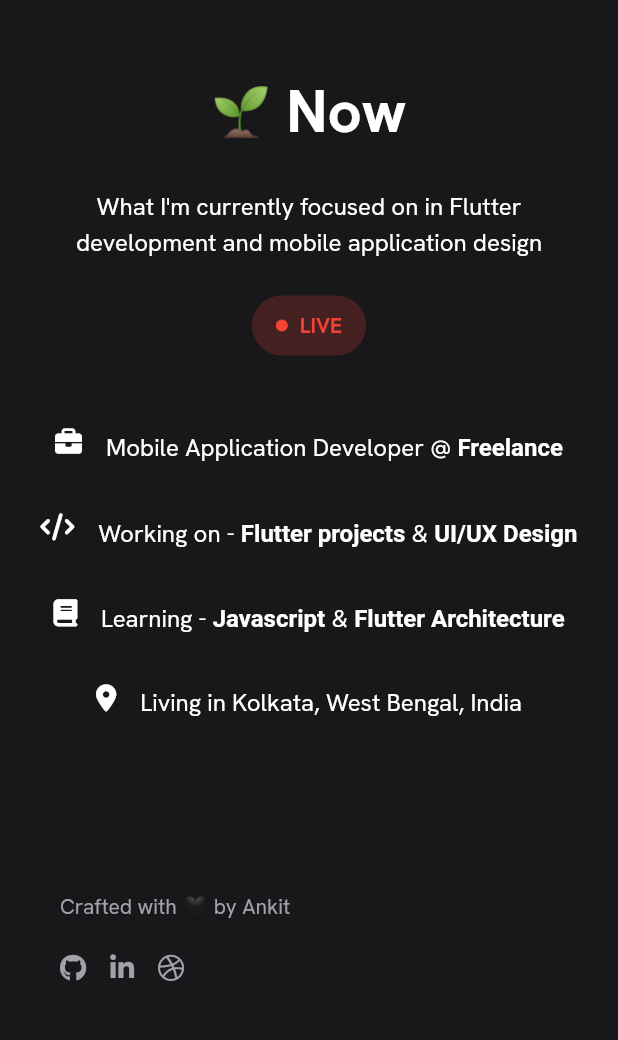
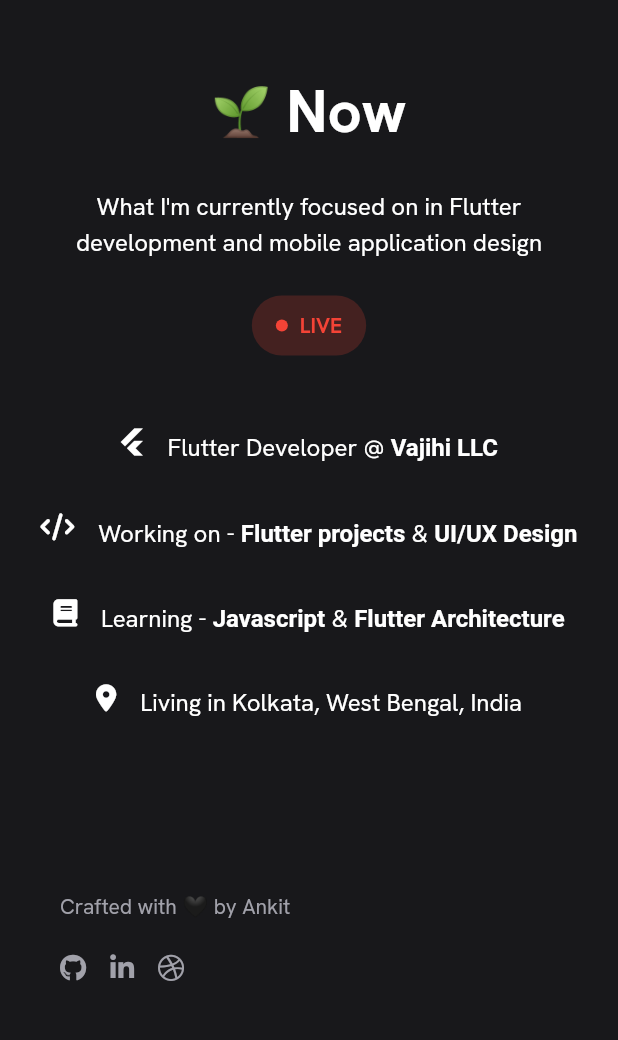
Before and after one commit to Ankit180898/portfolio_website, a Flutter app: the NowScreen screen opened by its route, on a phone screen of 412 x 824 dp, the part 108-1148 px from its top. Run offline on Flutter 3.47's test engine with Material 3 defaults, Android fonts, the phone set to English and light mode, and no system bars; our stand-ins replace cached_network_image, flutter_svg, font_awesome_flutter, get, get_storage; accounts and stored records are empty.

Commit message:
Add Vajihi LLC experience to AboutScreen and update NowScreen with current role

```diff
--- a/lib/screens/about_screen.dart
+++ b/lib/screens/about_screen.dart
@@ -353,6 +353,17 @@ class AboutScreen extends StatelessWidget {
 
   Widget _buildTimeline(BuildContext context, bool isDark) {
     final jobs = [
+       {
+        "company": "Vajihi LLC",
+        "link": "https://www.linkedin.com/company/vajihi/people/",
+        "position": "Flutter Developer",
+        "type": "Remote",
+        "startDate": "JUN 11",
+        "endDate": "PRESENT",
+        "icon": FontAwesomeIcons.flutter,
+        "color": const Color(0xFF5B9FFF),
+        "isFirst": true,
+      },
       {
         "company": "Mobile Application Developer",
         "link": "",
@@ -362,7 +373,7 @@ class AboutScreen extends StatelessWidget {
         "endDate": "PRESENT",
         "icon": FontAwesomeIcons.mobileScreen,
         "color": const Color(0xFF5B9FFF),
-        "isFirst": true,
+        "isFirst": false,
       },
       {
         "company": "Flutter Developer",
--- a/lib/screens/now_screen.dart
+++ b/lib/screens/now_screen.dart
@@ -109,9 +109,9 @@ class NowScreen extends StatelessWidget {
 
                       _buildStatusItemWithIcon(
                         context,
-                        icon: FontAwesomeIcons.briefcase,
-                        text: 'Mobile Application Developer @ ',
-                        link: 'Freelance',
+                        icon: FontAwesomeIcons.flutter,
+                        text: 'Flutter Developer @ ',
+                        link: 'Vajihi LLC',
                         isDarkMode: isDarkMode,
                         textSecondaryColor: textSecondaryColor,
                       ),
```
